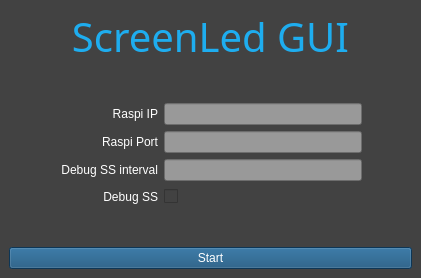
The window that ScreenLedGUI/screenledgui.ui (0LTSU0/ScreenLed) describes before a commit, drawn with Qt 5.
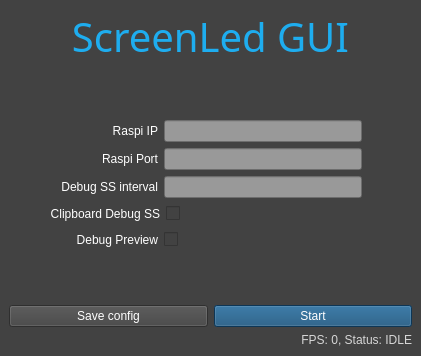
The same window after the commit.

Commit message: status label to cpp gui and some misc improvements

The edit to the form file:
```diff
--- a/ScreenLedGUI/screenledgui.ui
+++ b/ScreenLedGUI/screenledgui.ui
@@ -7,7 +7,7 @@
     <x>0</x>
     <y>0</y>
     <width>421</width>
-    <height>278</height>
+    <height>356</height>
    </rect>
   </property>
   <property name="windowTitle">
@@ -17,7 +17,7 @@
    <string notr="true">background-color: rgb(66, 66, 66);</string>
   </property>
   <widget class="QWidget" name="centralWidget">
-   <layout class="QVBoxLayout" name="verticalLayout" stretch="0,0,0,0,0,0,0,0">
+   <layout class="QVBoxLayout" name="verticalLayout" stretch="0,0,0,0,0,0,0,0,0,0">
     <item>
      <widget class="QLabel" name="header">
       <property name="sizePolicy">
@@ -208,7 +208,7 @@
      </layout>
     </item>
     <item>
-     <layout class="QHBoxLayout" name="horizontalLayout_4" stretch="1,2,4,1">
+     <layout class="QHBoxLayout" name="horizontalLayout_4" stretch="1,2,5,1">
       <item>
        <spacer name="horizontalSpacer_8">
         <property name="orientation">
@@ -228,7 +228,7 @@
          <string notr="true">color: rgb(255, 255, 255);</string>
         </property>
         <property name="text">
-         <string>Debug SS</string>
+         <string>Clipboard Debug SS</string>
         </property>
         <property name="alignment">
          <set>Qt::AlignRight|Qt::AlignTrailing|Qt::AlignVCenter</set>
@@ -257,6 +257,56 @@
       </item>
      </layout>
     </item>
+    <item>
+     <layout class="QHBoxLayout" name="horizontalLayout_7" stretch="1,2,4,1">
+      <item>
+       <spacer name="horizontalSpacer_9">
+        <property name="orientation">
+         <enum>Qt::Horizontal</enum>
+        </property>
+        <property name="sizeHint" stdset="0">
+         <size>
+          <width>40</width>
+          <height>20</height>
+         </size>
+        </property>
+       </spacer>
+      </item>
+      <item>
+       <widget class="QLabel" name="showPreview">
+        <property name="styleSheet">
+         <string notr="true">color: rgb(255, 255, 255);</string>
+        </property>
+        <property name="text">
+         <string>Debug Preview</string>
+        </property>
+        <property name="alignment">
+         <set>Qt::AlignRight|Qt::AlignTrailing|Qt::AlignVCenter</set>
+        </property>
+       </widget>
+      </item>
+      <item>
+       <widget class="QCheckBox" name="showPreviewVal">
+        <property name="text">
+         <string/>
+        </property>
+       </widget>
+      </item>
+      <item>
+       <spacer name="horizontalSpacer_10">
+        <property name="orientation">
+         <enum>Qt::Horizontal</enum>
+        </property>
+        <property name="sizeHint" stdset="0">
+         <size>
+          <width>40</width>
+          <height>20</height>
+         </size>
+        </property>
+       </spacer>
+      </item>
+     </layout>
+    </item>
     <item>
      <spacer name="verticalSpacer_2">
       <property name="orientation">
@@ -271,6 +321,18 @@
      </spacer>
     </item>
     <item>
+     <layout class="QHBoxLayout" name="horizontalLayout_5">
+      <item>
+       <widget class="QPushButton" name="saveConfig">
+        <property name="styleSheet">
+         <string notr="true">color: rgb(255, 255, 255);</string>
+        </property>
+        <property name="text">
+         <string>Save config</string>
+        </property>
+       </widget>
+      </item>
+      <item>
      <widget class="QPushButton" name="startButton">
       <property name="sizePolicy">
        <sizepolicy hsizetype="Preferred" vsizetype="Fixed">
@@ -286,6 +348,25 @@
        <string>Start</string>
       </property>
      </widget>
+      </item>
+     </layout>
+    </item>
+    <item>
+     <layout class="QHBoxLayout" name="horizontalLayout_6">
+      <item>
+       <widget class="QLabel" name="StatusLabel">
+        <property name="styleSheet">
+         <string notr="true">color: rgb(214, 214, 214)</string>
+        </property>
+        <property name="text">
+         <string>FPS: 0, Status: IDLE</string>
+        </property>
+        <property name="alignment">
+         <set>Qt::AlignRight|Qt::AlignTrailing|Qt::AlignVCenter</set>
+        </property>
+       </widget>
+      </item>
+     </layout>
     </item>
    </layout>
   </widget>
```
Lines whose indentation alone changed are shown as unchanged. The commit also changes 7 other files.
